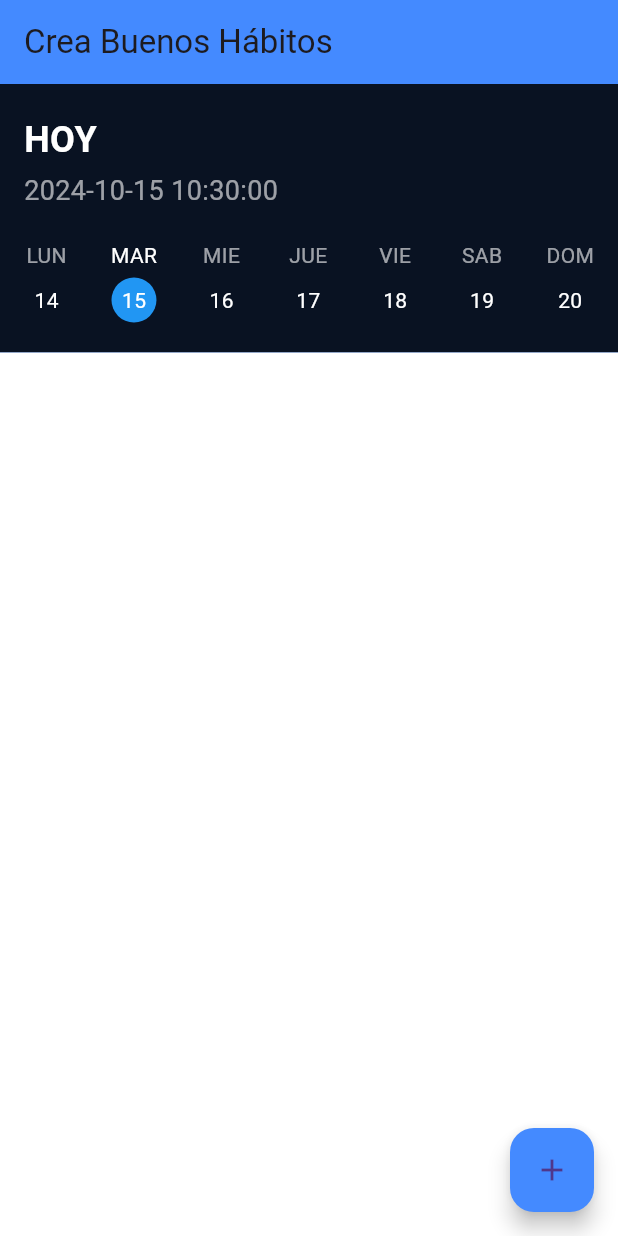
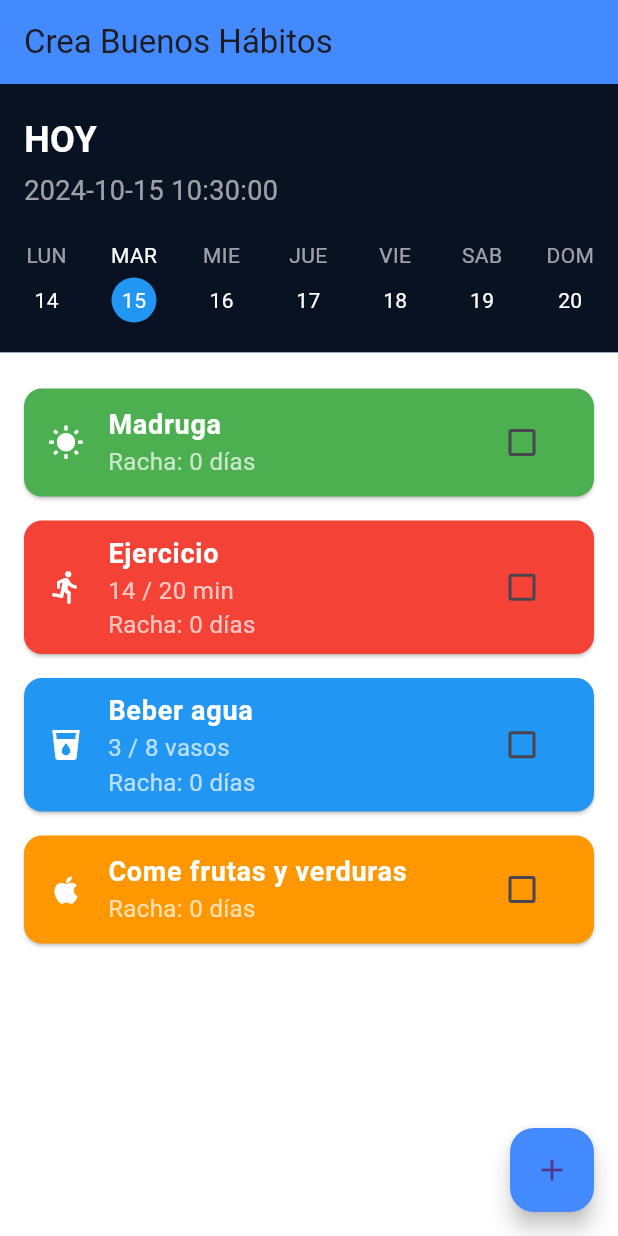
Before and after one commit to daniFlakk/habit_tracker, a Flutter app: the screen it shows after launch, on a phone screen of 412 x 824 dp. Run offline on Flutter 3.47's test engine with Material 3 defaults, Android fonts, the phone set to English and light mode, and no system bars.

Commit message:
mas datos quemados

```diff
--- a/lib/main.dart
+++ b/lib/main.dart
@@ -33,7 +33,7 @@ class _HabitTrackerState extends State<HabitTracker> {
 
   // Mapa para guardar el estado de los hábitos por día
   Map<int, List<Map<String, dynamic>>> habitsByDay = {
-    5: [
+    15: [
       {
         "name": "Madruga",
         "completed": false,
@@ -65,7 +65,103 @@ class _HabitTrackerState extends State<HabitTracker> {
         "icon": Icons.apple
       },
     ],
-    6: [
+    16: [
+      {
+        "name": "Madruga",
+        "completed": true,
+        "streak": 1,
+        "color": Colors.green,
+        "icon": Icons.wb_sunny
+      },
+      {
+        "name": "Ejercicio",
+        "completed": false,
+        "streak": 0,
+        "progress": "14 / 20 min",
+        "color": Colors.red,
+        "icon": Icons.directions_run
+      },
+      {
+        "name": "Beber agua",
+        "completed": true,
+        "streak": 1,
+        "progress": "3 / 8 vasos",
+        "color": Colors.blue,
+        "icon": Icons.local_drink
+      },
+      {
+        "name": "Come frutas y verduras",
+        "completed": false,
+        "streak": 0,
+        "color": Colors.orange,
+        "icon": Icons.apple
+      },
+    ],
+    17: [
+      {
+        "name": "Madruga",
+        "completed": true,
+        "streak": 1,
+        "color": Colors.green,
+        "icon": Icons.wb_sunny
+      },
+      {
+        "name": "Ejercicio",
+        "completed": false,
+        "streak": 0,
+        "progress": "14 / 20 min",
+        "color": Colors.red,
+        "icon": Icons.directions_run
+      },
+      {
+        "name": "Beber agua",
+        "completed": true,
+        "streak": 1,
+        "progress": "3 / 8 vasos",
+        "color": Colors.blue,
+        "icon": Icons.local_drink
+      },
+      {
+        "name": "Come frutas y verduras",
+        "completed": false,
+        "streak": 0,
+        "color": Colors.orange,
+        "icon": Icons.apple
+      },
+    ],
+    18: [
+      {
+        "name": "Madruga",
+        "completed": true,
+        "streak": 1,
+        "color": Colors.green,
+        "icon": Icons.wb_sunny
+      },
+      {
+        "name": "Ejercicio",
+        "completed": false,
+        "streak": 0,
+        "progress": "14 / 20 min",
+        "color": Colors.red,
+        "icon": Icons.directions_run
+      },
+      {
+        "name": "Beber agua",
+        "completed": true,
+        "streak": 1,
+        "progress": "3 / 8 vasos",
+        "color": Colors.blue,
+        "icon": Icons.local_drink
+      },
+      {
+        "name": "Come frutas y verduras",
+        "completed": false,
+        "streak": 0,
+        "color": Colors.orange,
+        "icon": Icons.apple
+      },
+    ],
+    19: [
       {
         "name": "Madruga",
         "completed": true,
```
